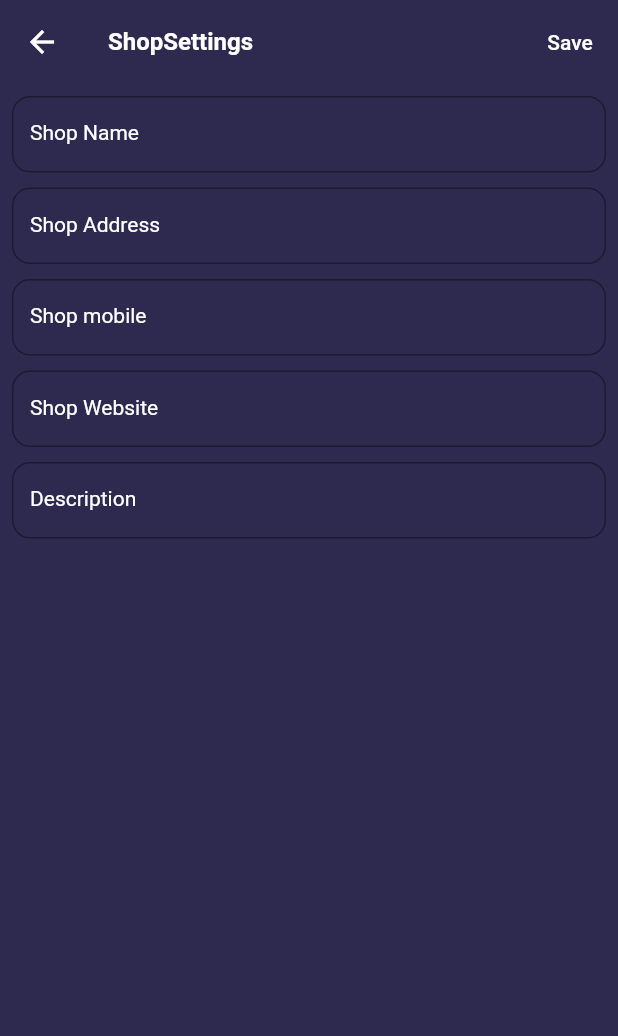
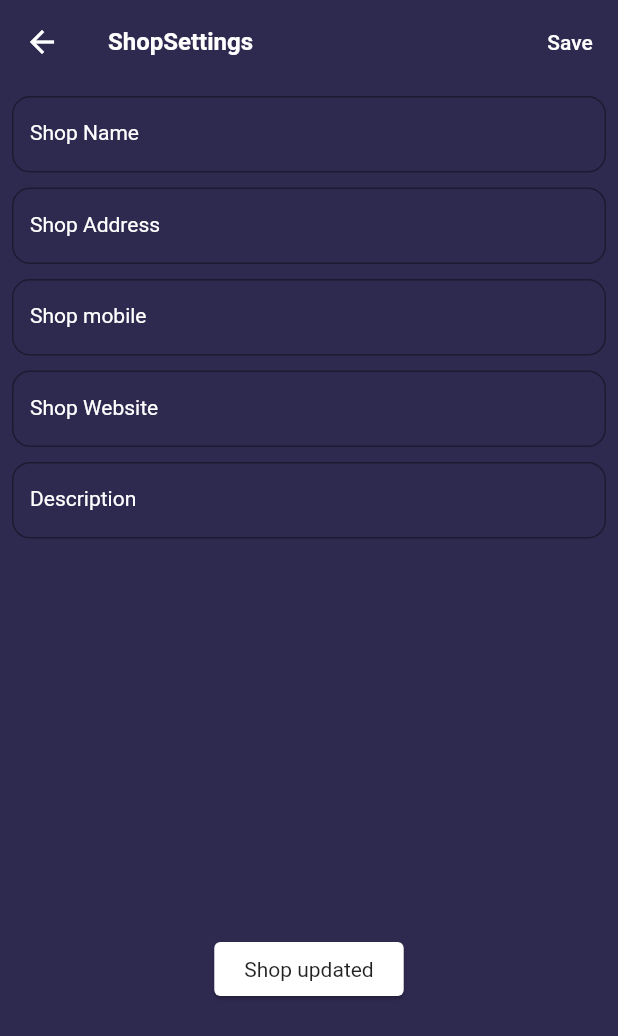
Before and after one commit to emilkaagni/sharkMart_seller, a Flutter app: the ShopSettings screen opened directly, after a tap on "Save", on a phone screen of 412 x 824 dp. Shown: the top 1036 px of the screen. Run offline on Flutter 3.47's test engine with Material 2 defaults, Android fonts, the phone set to English and light mode, and no system bars; our stand-ins replace cloud_firestore, firebase_auth, firebase_core, firebase_storage, get, image_picker and 1 more; accounts and stored records are empty.

Commit message:
shop settings made functional and editable, connected to the database

```diff
--- a/lib/controllers/profile_controller.dart
+++ b/lib/controllers/profile_controller.dart
@@ -19,6 +19,13 @@ class ProfileController extends GetxController{
   var nameController = TextEditingController();
   var newpassController = TextEditingController();
   var oldpassController = TextEditingController();
+
+  //shop controllers
+  var shopNameController = TextEditingController();
+  var shopAddressController = TextEditingController();
+  var shopMobileController = TextEditingController();
+  var shopWebsiteController = TextEditingController();
+  var shopDescController = TextEditingController();
 
 
 
@@ -52,9 +59,31 @@ class ProfileController extends GetxController{
 
     await currentUser!.reauthenticateWithCredential(cred).then((value) {
       currentUser!.updatePassword(newpassword);
-    }).catchError((error){
-      print(error.toString());
-    });
+    }).catchError((error) {});
   }
 
+  updateShop({shopname, shopaddress, shopmobile, shopwebsite, shopdesc})async{
+    var store = firestore.collection(vendorsCollection).doc(currentUser!.uid);
+    await store.set({
+      'shop_name':shopname,
+      'shop_address':shopaddress,
+      'shop_mobile':shopmobile,
+      'shop_website':shopwebsite,
+      'shop_desc':shopdesc,
+    },
+        SetOptions(merge: true),
+    );
+    isloading(false);
+  }
+
+
+
+
+
+
+
+
+
+
+
 }
--- a/lib/views/shop_screen/shop_settings_screen.dart
+++ b/lib/views/shop_screen/shop_settings_screen.dart
@@ -1,9 +1,12 @@
 import 'package:Indi_seller/const/colors.dart';
 import 'package:Indi_seller/const/const.dart';
+import 'package:Indi_seller/controllers/profile_controller.dart';
 import 'package:Indi_seller/views/widgets/custom_texfield.dart';
 import 'package:flutter/material.dart';
+import 'package:get/get.dart';
 
 import '../../const/strings.dart';
+import '../widgets/loading_indicator.dart';
 import '../widgets/text_style.dart';
 
 class ShopSettings extends StatelessWidget {
@@ -11,12 +14,27 @@ class ShopSettings extends StatelessWidget {
 
   @override
   Widget build(BuildContext context) {
-    return Scaffold(
+    var controller = Get.find<ProfileController>();
+    return Obx(()=>Scaffold(
         backgroundColor: purpleColor,
         appBar: AppBar(
           title: boldText(text: ShopSettings, size: 16.0),
           actions: [
-          TextButton(onPressed: (){}, child: normalText(text:save))
+            controller.isloading.value
+                ? loadingIndicator(circleColor:white)
+                : TextButton(
+                onPressed: ()async{
+                  controller.isloading(true);
+                  await controller.updateShop(
+                    shopaddress: controller.shopAddressController.text,
+                    shopname: controller.shopNameController.text,
+                    shopmobile: controller.shopMobileController.text,
+                    shopwebsite: controller.shopWebsiteController.text,
+                    shopdesc: controller.shopDescController.text,
+              );
+                  VxToast.show(context, msg: "Shop updated");
+                  },
+                child: normalText(text:save))
           ],
         ),
         body: Padding(
@@ -24,28 +42,34 @@ class ShopSettings extends StatelessWidget {
           child: Column(
             children: [
               customTextField(
-              label: shopName, hint: nameHint
+                  label: shopName, hint: nameHint,
+                  controller: controller.shopNameController
               ),
               10.heightBox,
               customTextField(
-                label: address, hint: shopAddressHint
+                  label: address, hint: shopAddressHint,
+                  controller: controller.shopAddressController
               ),
               10.heightBox,
               customTextField(
-                label: mobile, hint: shopMobileHint
+                  label: mobile, hint: shopMobileHint,
+                  controller: controller.shopMobileController
               ),
               10.heightBox,
               customTextField(
-                label: website, hint: shopWebsiteHint
+                  label: website, hint: shopWebsiteHint,
+                  controller: controller.shopWebsiteController
               ),
               10.heightBox,
               customTextField(
-                label: description, hint: shopDescHint
+                  label: description, hint: shopDescHint,
+                  controller: controller.shopDescController
               ),
 
             ],
           ),
         ),
+      ),
     );
   }
 }
```
Lines whose indentation alone changed are shown as unchanged.
